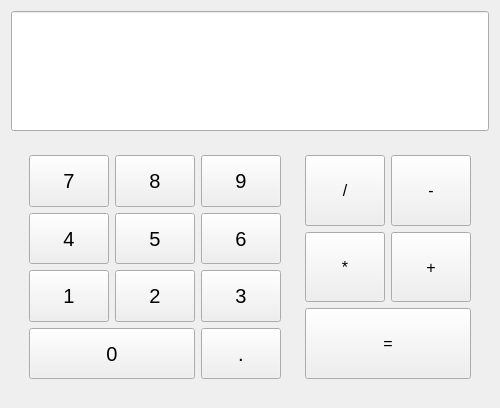
This is calculator.ui in camper81/Calculator as Qt 5 draws it before an edit. The edited form follows.
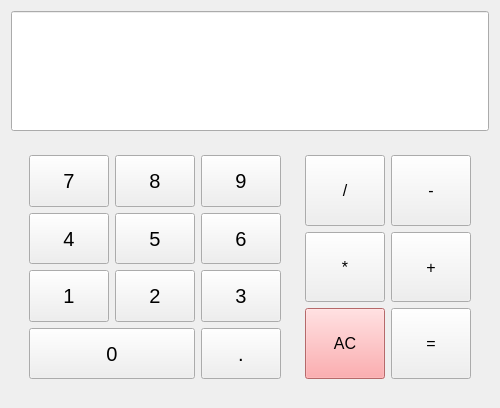
This is the edited form.

Commit message: Рефакторинг кода. добавлена кнопка сброса AC

Diff of the .ui file:
```diff
--- a/calculator.ui
+++ b/calculator.ui
@@ -311,7 +311,30 @@
            </property>
           </widget>
          </item>
-         <item row="2" column="0" colspan="2">
+         <item row="4" column="0">
+          <widget class="QPushButton" name="bEquals_2">
+           <property name="sizePolicy">
+            <sizepolicy hsizetype="Expanding" vsizetype="Expanding">
+             <horstretch>0</horstretch>
+             <verstretch>0</verstretch>
+            </sizepolicy>
+           </property>
+           <property name="font">
+            <font>
+             <pointsize>12</pointsize>
+            </font>
+           </property>
+           <property name="styleSheet">
+            <string notr="true">background-color: rgb(255, 147, 149);
+selection-color: rgb(255, 90, 90);
+color: rgb(0, 0, 0);</string>
+           </property>
+           <property name="text">
+            <string>AC</string>
+           </property>
+          </widget>
+         </item>
+         <item row="4" column="1">
           <widget class="QPushButton" name="bEquals">
            <property name="sizePolicy">
             <sizepolicy hsizetype="Expanding" vsizetype="Expanding">
```
Left out of the diff: 46 changed lines with no effect on the pictures. The commit also changes 2 other files.
